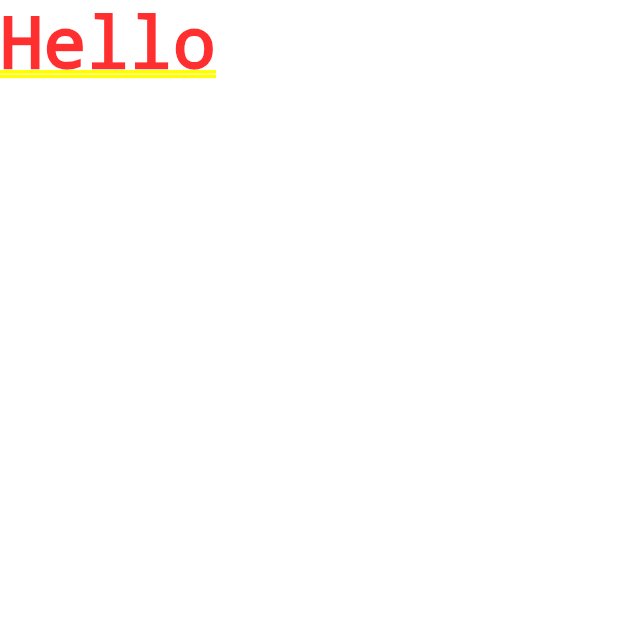
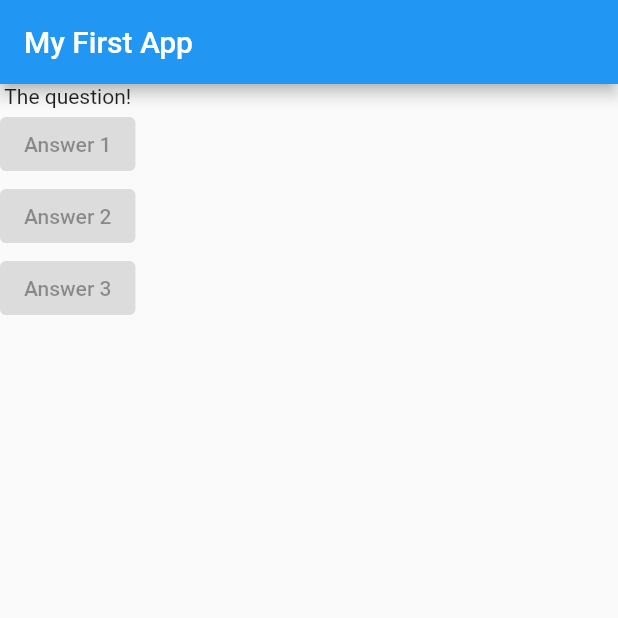
Before and after one commit to rusko122/flutter_complete_guide, a Flutter app: the screen it shows after launch, on a phone screen of 412 x 824 dp, the top half of it. Run offline on Flutter 3.47's test engine with Material 2 defaults, Android fonts, the phone set to English and light mode, and no system bars.

Commit message:
questin buttons

```diff
--- a/lib/main.dart
+++ b/lib/main.dart
@@ -1,13 +1,33 @@
 import 'package:flutter/material.dart';
 
-void main() {
-  runApp(MyApp());
-}
+void main() => runApp(const MyApp());
 
 class MyApp extends StatelessWidget {
+  const MyApp({super.key});
+
+  @override
   Widget build(BuildContext context) {
     return MaterialApp(
-      home: Text('Hello'),
+      home: Scaffold(
+        appBar: AppBar(
+          title: const Text('My First App'),
+        ),
+        body: Column(children: const [
+          Text('The question!'),
+          ElevatedButton(
+            onPressed: null,
+            child: Text('Answer 1'),
+          ),
+          ElevatedButton(
+            onPressed: null,
+            child: Text('Answer 2'),
+          ),
+          ElevatedButton(
+            onPressed: null,
+            child: Text('Answer 3'),
+          ),
+        ]),
+      ),
     );
   }
 }
```
Also changed, not shown: 1 other file.
